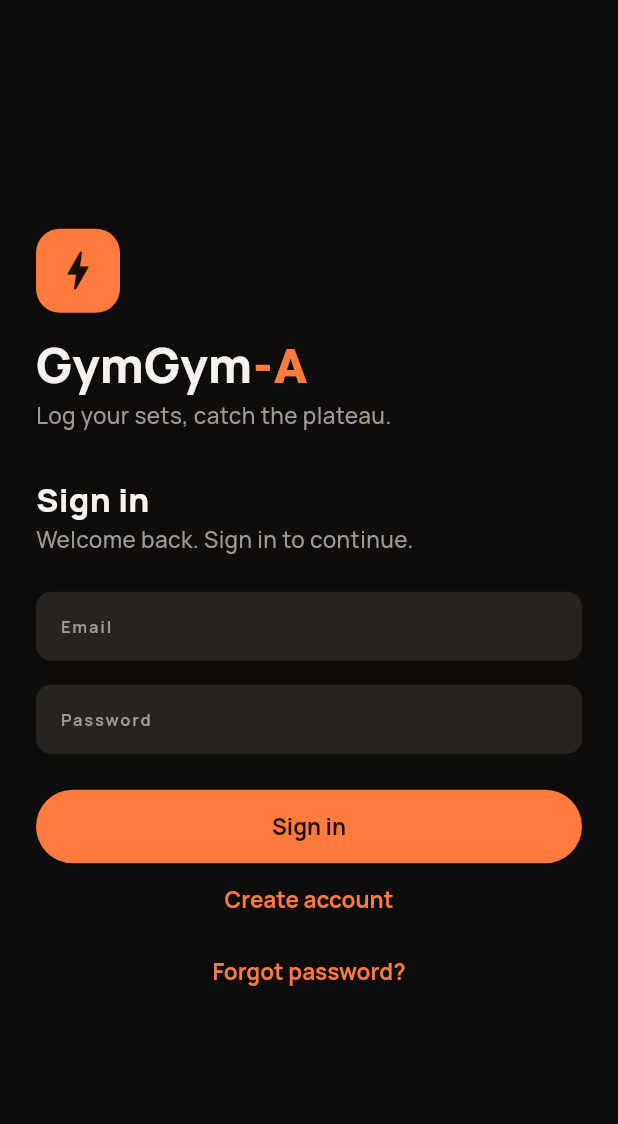
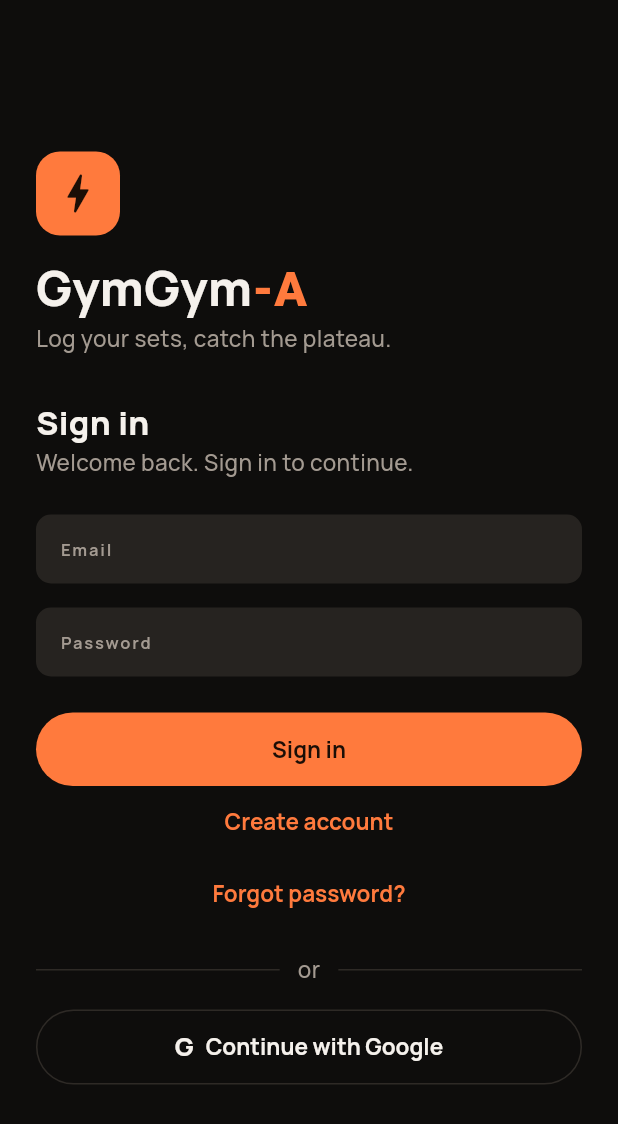
Before and after one commit to GymGym-A-Project/GymGym-A-SE3003, a Flutter app: the screen it shows after launch, on a phone screen of 412 x 824 dp. Shown: the top 1124 px of the screen. Run offline on Flutter 3.47's test engine with Material 3 defaults, Android fonts, the phone set to English and light mode, and no system bars; our stand-ins replace cloud_firestore, firebase_auth, firebase_core, flutter_riverpod, go_router, google_sign_in and 1 more; accounts and stored records are empty.

Commit message:
feat(WP-08): add Continue with Google to the sign-in screen (Refs #26)

```diff
--- a/lib/features/auth/auth_screen.dart
+++ b/lib/features/auth/auth_screen.dart
@@ -67,24 +67,7 @@ class _AuthScreenState extends ConsumerState<AuthScreen> {
           }
       }
     } on AuthFailure catch (error) {
-      if (mounted) {
-        setState(() {
-          _message = switch (error.code) {
-            'invalid-email' => 'Enter a valid email address.',
-            'weak-password' =>
-              'Choose a stronger password (at least 6 characters).',
-            'email-already-in-use' =>
-              'This email is already registered. Try signing in.',
-            'invalid-credential' || 'user-not-found' || 'wrong-password' =>
-              _mode == _Mode.reset
-                  ? 'If an account exists, a password reset email has been sent.'
-                  : 'Email or password is incorrect.',
-            'too-many-requests' => 'Too many attempts. Please try again later.',
-            'network-request-failed' => 'Check your connection and try again.',
-            _ => 'Unable to complete the request. Please try again.',
-          };
-        });
-      }
+      if (mounted) setState(() => _message = _failureMessage(error.code));
     } catch (_) {
       if (mounted) {
         setState(() {
@@ -97,6 +80,45 @@ class _AuthScreenState extends ConsumerState<AuthScreen> {
           _busy = false;
         });
       }
+    }
+  }
+
+  String? _failureMessage(String code) => switch (code) {
+    'invalid-email' => 'Enter a valid email address.',
+    'weak-password' => 'Choose a stronger password (at least 6 characters).',
+    'email-already-in-use' =>
+      'This email is already registered. Try signing in.',
+    'invalid-credential' || 'user-not-found' || 'wrong-password' =>
+      _mode == _Mode.reset
+          ? 'If an account exists, a password reset email has been sent.'
+          : 'Email or password is incorrect.',
+    'account-exists-with-different-credential' => 'This email already has a password account. Sign in with your email and password.',
+    AuthFailure.googleCanceled => null,
+    AuthFailure.googleFailed =>
+      'Google sign-in did not complete. Please try again.',
+    'too-many-requests' => 'Too many attempts. Please try again later.',
+    'network-request-failed' => 'Check your connection and try again.',
+    _ => 'Unable to complete the request. Please try again.',
+  };
+
+  Future<void> _signInWithGoogle() async {
+    if (_busy) return;
+    setState(() {
+      _busy = true;
+      _message = null;
+    });
+    try {
+      await ref.read(authRepositoryProvider).signInWithGoogle();
+    } on AuthFailure catch (error) {
+      if (mounted) setState(() => _message = _failureMessage(error.code));
+    } catch (_) {
+      if (mounted) {
+        setState(() {
+          _message = 'Unable to complete the request. Please try again.';
+        });
+      }
+    } finally {
+      if (mounted) setState(() => _busy = false);
     }
   }
 
@@ -236,6 +258,17 @@ class _AuthScreenState extends ConsumerState<AuthScreen> {
                               : () => _changeMode(_Mode.signIn),
                           child: const Text('Back to sign in'),
                         ),
+                      if (_mode != _Mode.reset) ...[
+                        Gap.vL,
+                        const _OrDivider(),
+                        Gap.vL,
+                        OutlinedButton.icon(
+                          key: const ValueKey('auth-google'),
+                          onPressed: _busy ? null : _signInWithGoogle,
+                          icon: const _GoogleMark(),
+                          label: const Text('Continue with Google'),
+                        ),
+                      ],
                     ],
                   ),
                 ),
@@ -289,3 +322,39 @@ class _Brand extends StatelessWidget {
     );
   }
 }
+
+class _OrDivider extends StatelessWidget {
+  const _OrDivider();
+
+  @override
+  Widget build(BuildContext context) {
+    final colors = GymColors.of(context);
+    return Row(
+      children: [
+        Expanded(child: Divider(color: colors.border)),
+        Padding(
+          padding: const EdgeInsets.symmetric(horizontal: Gap.m),
+          child: Text(
+            'or',
+            style: AppText.body.copyWith(color: colors.textMuted),
+          ),
+        ),
+        Expanded(child: Divider(color: colors.border)),
+      ],
+    );
+  }
+}
+
+/// A plain "G" mark; the official logo asset is not bundled.
+class _GoogleMark extends StatelessWidget {
+  const _GoogleMark();
+
+  @override
+  Widget build(BuildContext context) => Text(
+    'G',
+    style: AppText.headline.copyWith(
+      color: GymColors.of(context).text,
+      fontWeight: FontWeight.w800,
+    ),
+  );
+}
```
Also changed, not shown: 1 other file.
